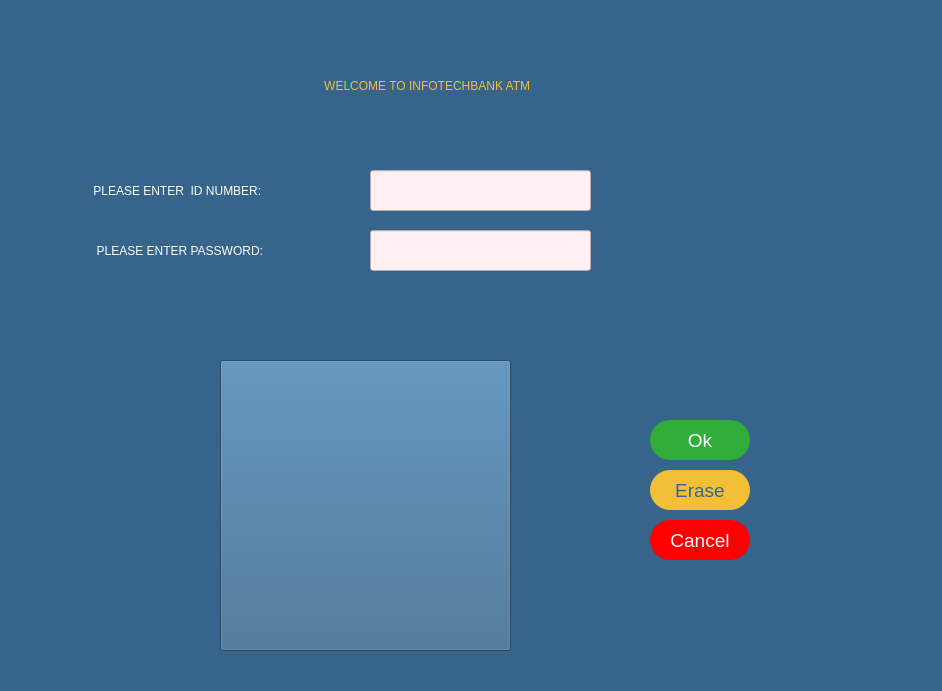
Before: the Qt Designer form atmloginpage.ui in melihorhanyilmaz/Project, drawn with Qt 5.
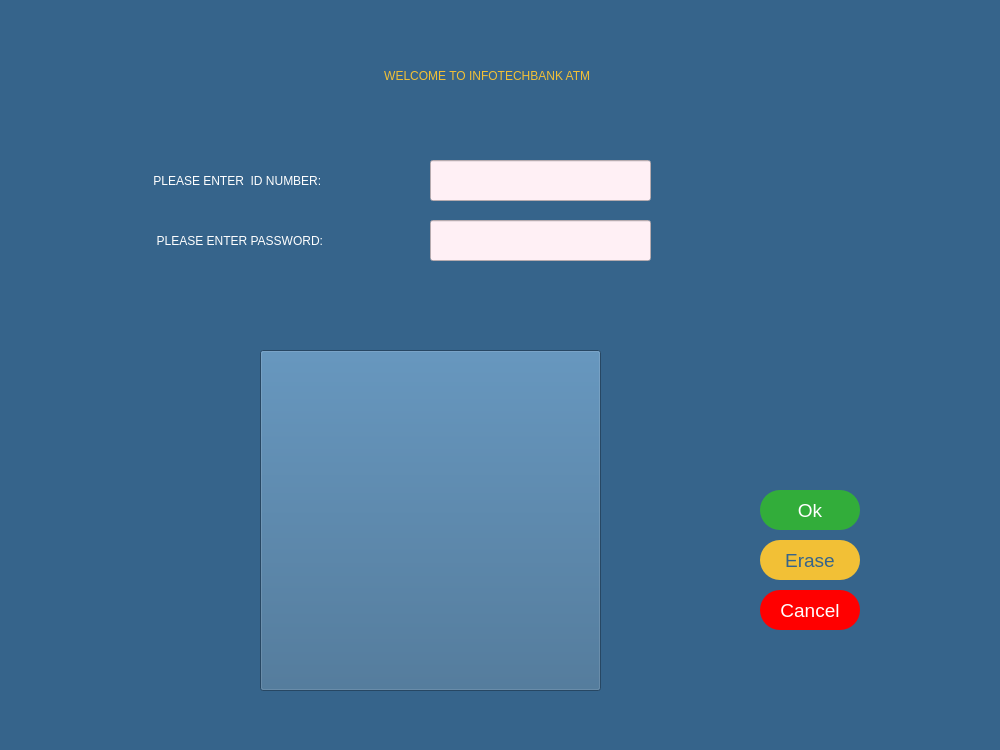
After: the same form once the commit is applied. Icons and pictures are not drawn.

```diff
--- a/atmloginpage.ui
+++ b/atmloginpage.ui
@@ -6,8 +6,8 @@
    <rect>
     <x>0</x>
     <y>0</y>
-    <width>942</width>
-    <height>691</height>
+    <width>1000</width>
+    <height>750</height>
    </rect>
   </property>
   <property name="windowTitle">
@@ -20,8 +20,8 @@
    <widget class="QLineEdit" name="li_id">
     <property name="geometry">
      <rect>
-      <x>370</x>
-      <y>170</y>
+      <x>430</x>
+      <y>160</y>
       <width>221</width>
       <height>41</height>
      </rect>
@@ -46,8 +46,8 @@
    <widget class="QLineEdit" name="li_password">
     <property name="geometry">
      <rect>
-      <x>370</x>
-      <y>230</y>
+      <x>430</x>
+      <y>220</y>
       <width>221</width>
       <height>41</height>
      </rect>
@@ -68,8 +68,8 @@
    <widget class="QLabel" name="la_id">
     <property name="geometry">
      <rect>
-      <x>90</x>
-      <y>170</y>
+      <x>150</x>
+      <y>160</y>
       <width>271</width>
       <height>41</height>
      </rect>
@@ -88,8 +88,8 @@
    <widget class="QLabel" name="la_password">
     <property name="geometry">
      <rect>
-      <x>90</x>
-      <y>230</y>
+      <x>150</x>
+      <y>220</y>
       <width>261</width>
       <height>41</height>
      </rect>
@@ -111,8 +111,8 @@
    <widget class="QPushButton" name="eraseB">
     <property name="geometry">
      <rect>
-      <x>650</x>
-      <y>470</y>
+      <x>760</x>
+      <y>540</y>
       <width>100</width>
       <height>40</height>
      </rect>
@@ -134,8 +134,8 @@
    <widget class="QPushButton" name="okB">
     <property name="geometry">
      <rect>
-      <x>650</x>
-      <y>420</y>
+      <x>760</x>
+      <y>490</y>
       <width>100</width>
       <height>40</height>
      </rect>
@@ -159,8 +159,8 @@
    <widget class="QPushButton" name="cancelB">
     <property name="geometry">
      <rect>
-      <x>650</x>
-      <y>520</y>
+      <x>760</x>
+      <y>590</y>
       <width>100</width>
       <height>40</height>
      </rect>
@@ -182,8 +182,8 @@
    <widget class="QLabel" name="la_welcome">
     <property name="geometry">
      <rect>
-      <x>180</x>
-      <y>50</y>
+      <x>240</x>
+      <y>40</y>
       <width>491</width>
       <height>71</height>
      </rect>
@@ -205,14 +205,14 @@
     <property name="geometry">
      <rect>
       <x>160</x>
-      <y>295</y>
-      <width>401</width>
+      <y>280</y>
+      <width>491</width>
       <height>41</height>
      </rect>
     </property>
     <property name="styleSheet">
      <string notr="true">font: 63 11pt &quot;Montserrat SemiBold&quot;;
-color: rgb(255, 255, 255);</string>
+</string>
     </property>
     <property name="text">
      <string/>
@@ -224,10 +224,10 @@
    <widget class="QPushButton" name="pushButton">
     <property name="geometry">
      <rect>
-      <x>220</x>
-      <y>360</y>
-      <width>291</width>
-      <height>291</height>
+      <x>260</x>
+      <y>350</y>
+      <width>341</width>
+      <height>341</height>
      </rect>
     </property>
     <property name="contextMenuPolicy">
@@ -245,8 +245,8 @@
     </property>
     <property name="iconSize">
      <size>
-      <width>275</width>
-      <height>275</height>
+      <width>320</width>
+      <height>320</height>
      </size>
     </property>
    </widget>
```
Left out of the diff: 2 changed lines with no effect on the pictures.
